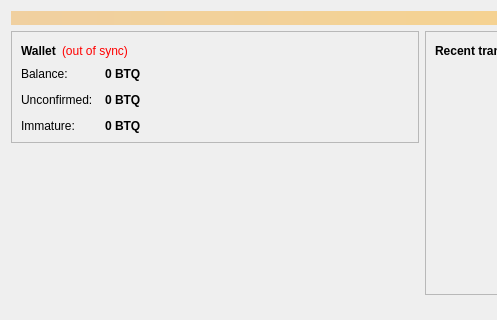
Before: the Qt Designer form src/qt/forms/overviewpage.ui in bitquarkcoin/BitQuark, drawn with Qt 5; both pictures show x 0 to 497 and y 0 to 320 of the 843 by 569 pixel window.
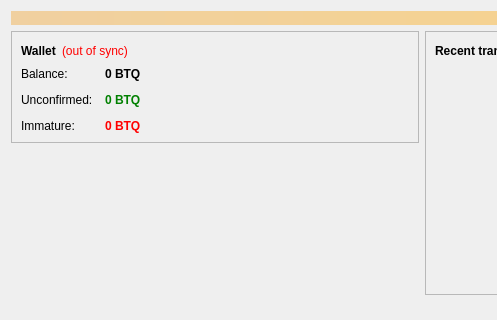
After: the same form once the commit is applied. Icons and pictures are not drawn.

Diff of the .ui file:
```diff
--- a/src/qt/forms/overviewpage.ui
+++ b/src/qt/forms/overviewpage.ui
@@ -150,6 +150,9 @@
               <property name="toolTip">
                <string>Total of transactions that have yet to be confirmed, and do not yet count toward the current balance</string>
               </property>
+              <property name="styleSheet">
+               <string notr="true">QLabel { color: green; }</string>
+              </property>
               <property name="text">
                <string notr="true">0 BTQ</string>
               </property>
@@ -176,6 +179,9 @@
               <property name="toolTip">
                <string>Mined balance that has not yet matured</string>
               </property>
+              <property name="styleSheet">
+               <string notr="true">QLabel { color: red; }</string>
+              </property>
               <property name="text">
                <string notr="true">0 BTQ</string>
               </property>
```
